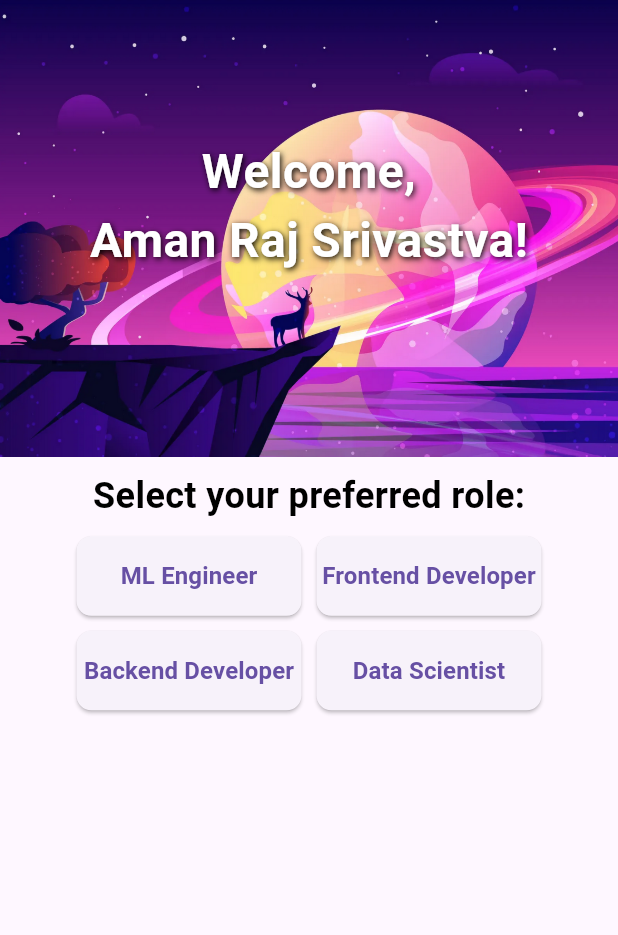
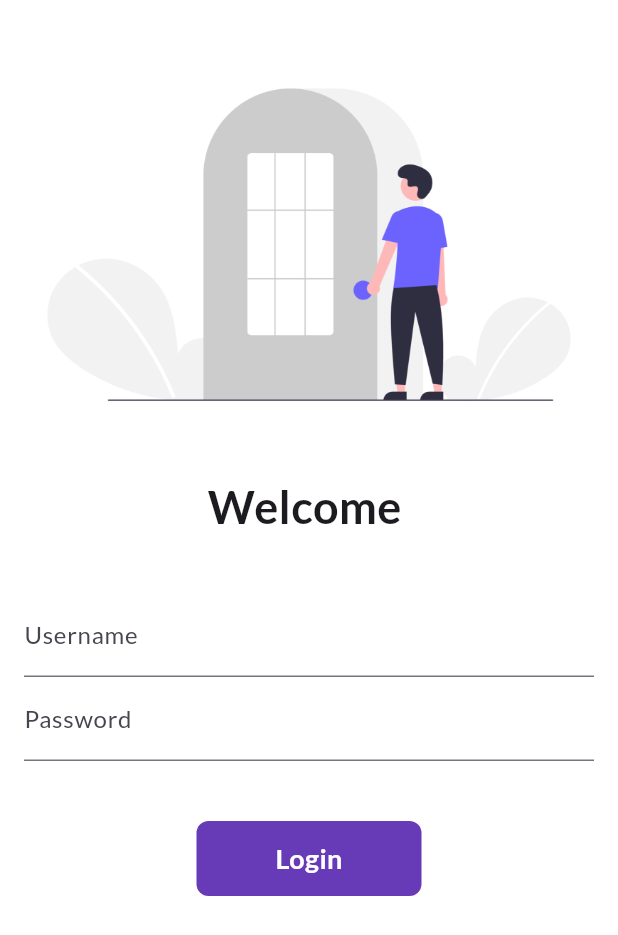
Before and after one commit to aman-raj-srivastva/takeview, a Flutter app: the screen it shows after launch, on a phone screen of 412 x 824 dp. Shown: the top 935 px of the screen. Run offline on Flutter 3.47's test engine with Material 3 defaults, Android fonts, the phone set to English and light mode, and no system bars; our stand-ins replace google_fonts.

Commit message:
git commit -m "added login page and some minor improvements"

```diff
--- a/lib/main.dart
+++ b/lib/main.dart
@@ -1,6 +1,9 @@
 import 'package:flutter/material.dart';
+import 'package:google_fonts/google_fonts.dart';
+import 'pages/login_page.dart';
 import 'pages/test.dart';
 import 'pages/home_page.dart';
+import 'utils/routes.dart';
 
 void main() {
   runApp(MyApp());
@@ -9,6 +12,21 @@ void main() {
 class MyApp extends StatelessWidget {
   @override
   Widget build(BuildContext context) {
-    return MaterialApp(home: HomePage());
+    return MaterialApp(
+      themeMode: ThemeMode.light,
+      theme: ThemeData(
+        primarySwatch: Colors.deepPurple,
+        fontFamily: GoogleFonts.lato().fontFamily,
+      ),
+      darkTheme: ThemeData(
+        brightness: Brightness.dark,
+      ),
+      initialRoute: "/",
+      routes: {
+        "/": (context) => LoginPage(),
+        MyRoutes.homeRoute: (context) => HomePage(),
+        MyRoutes.loginRoute: (context) => LoginPage(),
+      },
+    );
   }
 }
--- a/lib/pages/home_page.dart
+++ b/lib/pages/home_page.dart
@@ -23,7 +23,7 @@ class HomePage extends StatelessWidget {
               ],
             ),
             Positioned(
-              top: MediaQuery.of(context).size.height / 9,
+              top: MediaQuery.of(context).size.height / 7.5,
               left: 0,
               right: 0,
               child: Column(
@@ -34,7 +34,7 @@ class HomePage extends StatelessWidget {
                     textAlign: TextAlign.center,
                     style: TextStyle(
                       color: Colors.white,
-                      fontSize: 32,
+                      fontSize: 22,
                       fontWeight: FontWeight.bold,
                       shadows: [
                         Shadow(
--- /dev/null
+++ b/lib/pages/login_page.dart
@@ -0,0 +1,91 @@
+import 'package:ai_interviewer/utils/routes.dart';
+import 'package:flutter/material.dart';
+
+class LoginPage extends StatefulWidget {
+  @override
+  State<LoginPage> createState() => _LoginPageState();
+}
+
+class _LoginPageState extends State<LoginPage> {
+  String name = '';
+  bool changeButton = false;
+
+  @override
+  Widget build(BuildContext context) {
+    return Material(
+      color: Colors.white,
+      child: SingleChildScrollView(
+        child: Column(
+          children: [
+            SizedBox(height: 40),
+            Image.asset("assets/images/login.png"),
+            SizedBox(height: 30),
+            Text(
+              "Welcome $name",
+              style: TextStyle(fontSize: 30, fontWeight: FontWeight.bold),
+            ),
+            SizedBox(height: 20),
+            Padding(
+              padding: const EdgeInsets.all(16.0),
+              child: Column(
+                children: [
+                  TextFormField(
+                    decoration: InputDecoration(
+                      hintText: "Enter username",
+                      labelText: "Username",
+                    ),
+                    onChanged: (value) {
+                      name = value;
+                      setState(() {});
+                    },
+                  ),
+                  TextFormField(
+                    obscureText: true,
+                    decoration: InputDecoration(
+                      hintText: "Enter password",
+                      labelText: "Password",
+                    ),
+                  ),
+                  SizedBox(height: 40),
+
+                  InkWell(
+                    onTap: () async {
+                      setState(() {
+                        changeButton = true;
+                      });
+                      await Future.delayed(Duration(seconds: 1));
+                      Navigator.pushNamed(context, MyRoutes.homeRoute);
+                    },
+                    child: AnimatedContainer(
+                      decoration: BoxDecoration(
+                        color: Colors.deepPurple,
+                        borderRadius: BorderRadius.circular(
+                          changeButton ? 50 : 8,
+                        ),
+                      ),
+                      duration: Duration(seconds: 1),
+                      width: changeButton ? 50 : 150,
+                      height: 50,
+                      alignment: Alignment.center,
+                      child:
+                          changeButton
+                              ? Icon(Icons.done, color: Colors.white)
+                              : Text(
+                                "Login",
+                                style: TextStyle(
+                                  color: Colors.white,
+                                  fontWeight: FontWeight.bold,
+                                  fontSize: 18,
+                                ),
+                              ),
+                    ),
+                  ),
+                ],
+              ),
+            ),
+          ],
+        ),
+      ),
+    );
+  }
+}
--- /dev/null
+++ b/lib/utils/routes.dart
@@ -0,0 +1,5 @@
+class MyRoutes {
+  static String loginRoute = "/login";
+  static String homeRoute = "/home";
+
+}
--- a/pubspec.yaml
+++ b/pubspec.yaml
@@ -30,6 +30,7 @@ environment:
 dependencies:
   flutter:
     sdk: flutter
+  google_fonts: ^6.2.1
 
   # The following adds the Cupertino Icons font to your application.
   # Use with the CupertinoIcons class for iOS style icons.
```
Also changed, not shown: assets/images/login.png (added), pubspec.lock, 2 other files.
